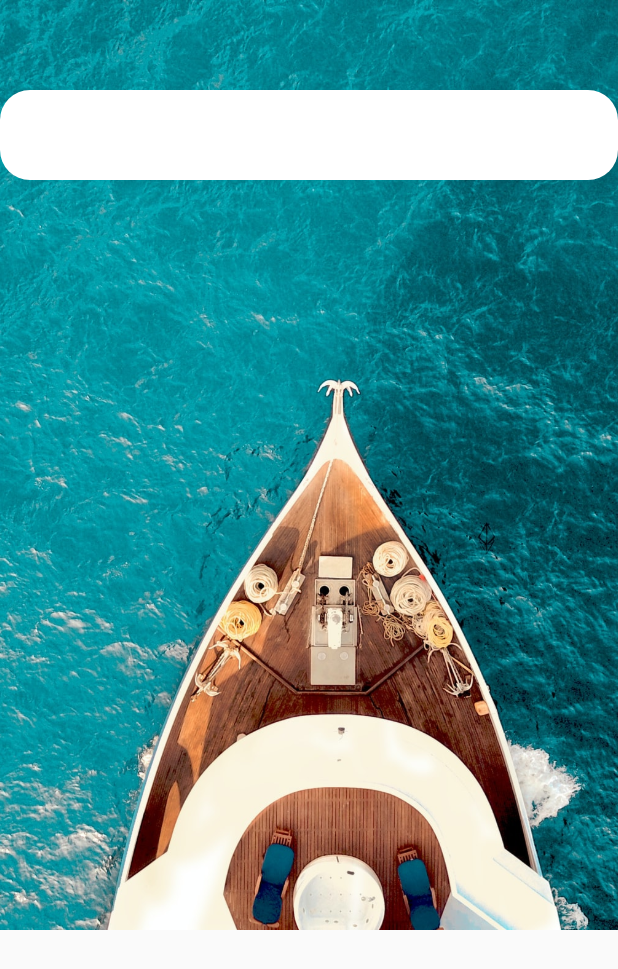
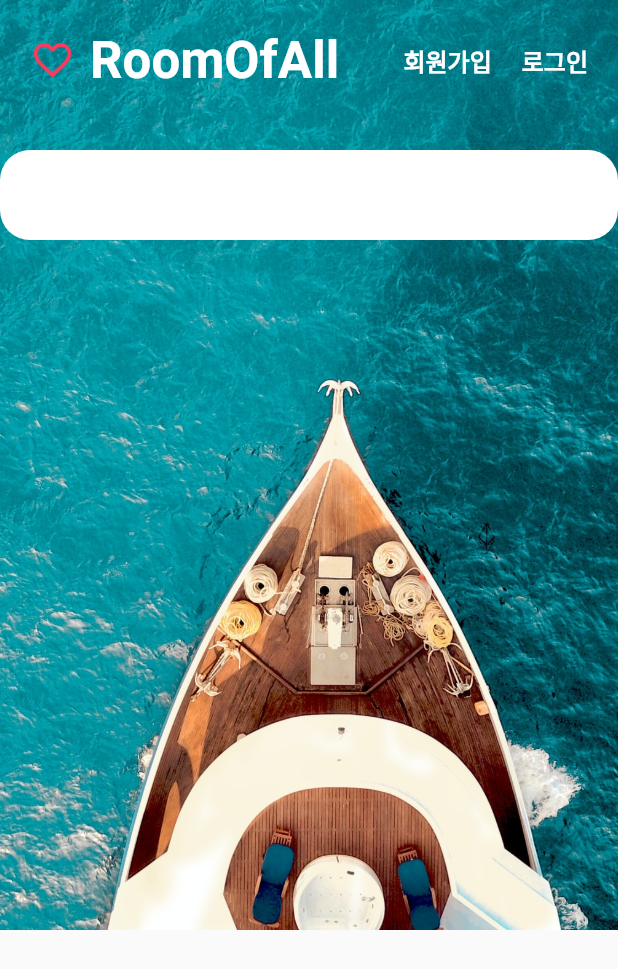
Before and after one commit to codewhite7777/flutter_ui_clone_01, a Flutter app: the screen it shows after launch, on a phone screen of 412 x 824 dp. Shown: the top 969 px of the screen. Run offline on Flutter 3.47's test engine with Material 2 defaults, Android fonts, the phone set to English and light mode, and no system bars; our stand-ins replace flutter_svg.

Commit message:
feat: appbar

```diff
--- a/flutter_airbnb/lib/components/home/home_header_appbar.dart
+++ b/flutter_airbnb/lib/components/home/home_header_appbar.dart
@@ -1,5 +1,7 @@
 import 'package:flutter/material.dart';
+import 'package:flutter_airbnb/constants.dart';
 import 'package:flutter_airbnb/size.dart';
+import 'package:flutter_airbnb/style.dart';
 
 class HomeHeaderAppBar extends StatelessWidget {
   const HomeHeaderAppBar({Key? key}) : super(key: key);
@@ -19,10 +21,38 @@ class HomeHeaderAppBar extends StatelessWidget {
   }
 
   Widget _buildAppBarLogo() {
-    return SizedBox();
+    return Row(
+      children: [
+        Image.asset(
+          'asset/images/logo.png',
+          width: 30,
+          height: 30,
+          color: kAccentColor,
+        ),
+        SizedBox(
+          width: gap_s,
+        ),
+        Text(
+          'RoomOfAll',
+          style: h5(mColor: Colors.white),
+        )
+      ],
+    );
   }
 
   Widget _buildAppBarMenu() {
-    return SizedBox();
+    return Row(
+      children: [
+        Text(
+          '회원가입',
+          style: subtitle1(mColor: Colors.white),
+        ),
+        SizedBox(width: gap_m),
+        Text(
+          '로그인',
+          style: subtitle1(mColor: Colors.white),
+        ),
+      ],
+    );
   }
 }
```
